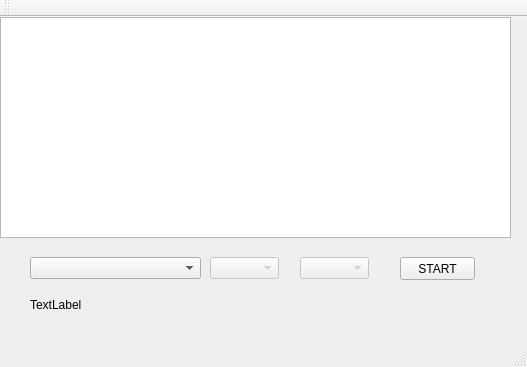
First picture: the form in mainwindow.ui, repository Sez1984/app, before the edit.
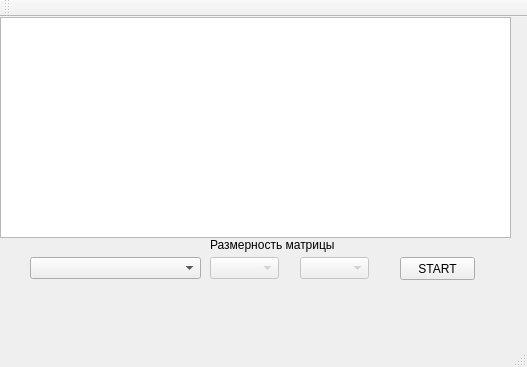
Second picture: the form after the edit.

```diff
--- a/mainwindow.ui
+++ b/mainwindow.ui
@@ -37,7 +37,7 @@
      </rect>
     </property>
     <property name="text">
-     <string>TextLabel</string>
+     <string/>
     </property>
    </widget>
    <widget class="QTableWidget" name="tableWidget">
@@ -86,6 +86,19 @@
      </rect>
     </property>
    </widget>
+   <widget class="QLabel" name="label">
+    <property name="geometry">
+     <rect>
+      <x>210</x>
+      <y>220</y>
+      <width>171</width>
+      <height>16</height>
+     </rect>
+    </property>
+    <property name="text">
+     <string>Размерность матрицы</string>
+    </property>
+   </widget>
   </widget>
   <widget class="QMenuBar" name="menuBar">
    <property name="geometry">
```
